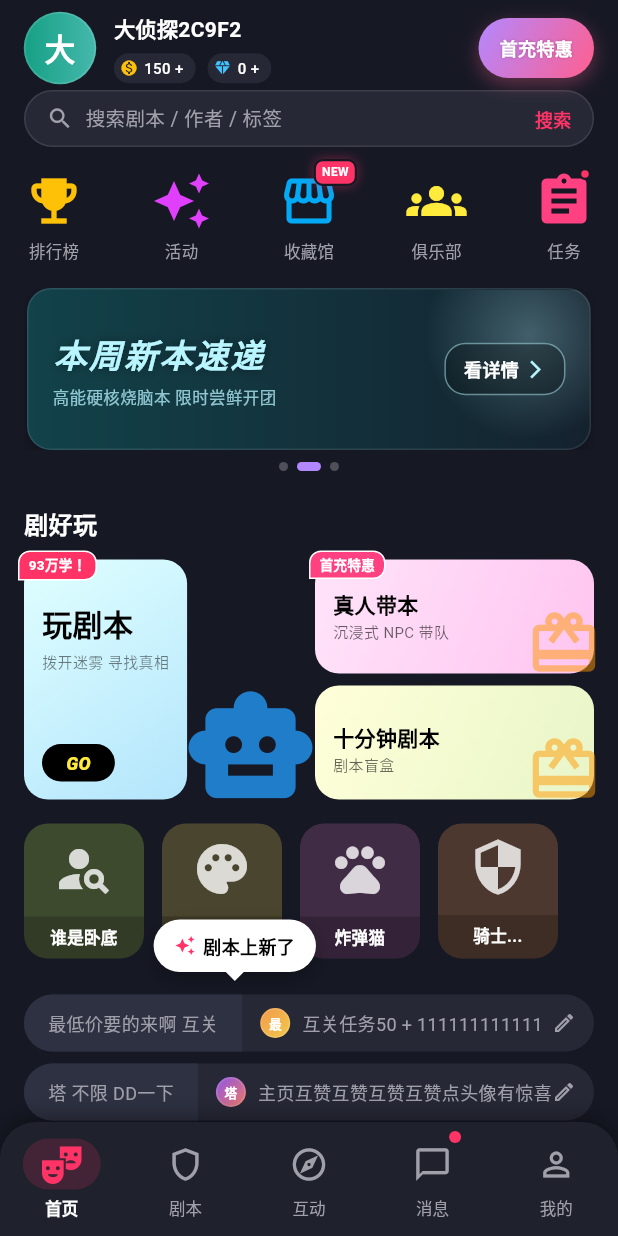
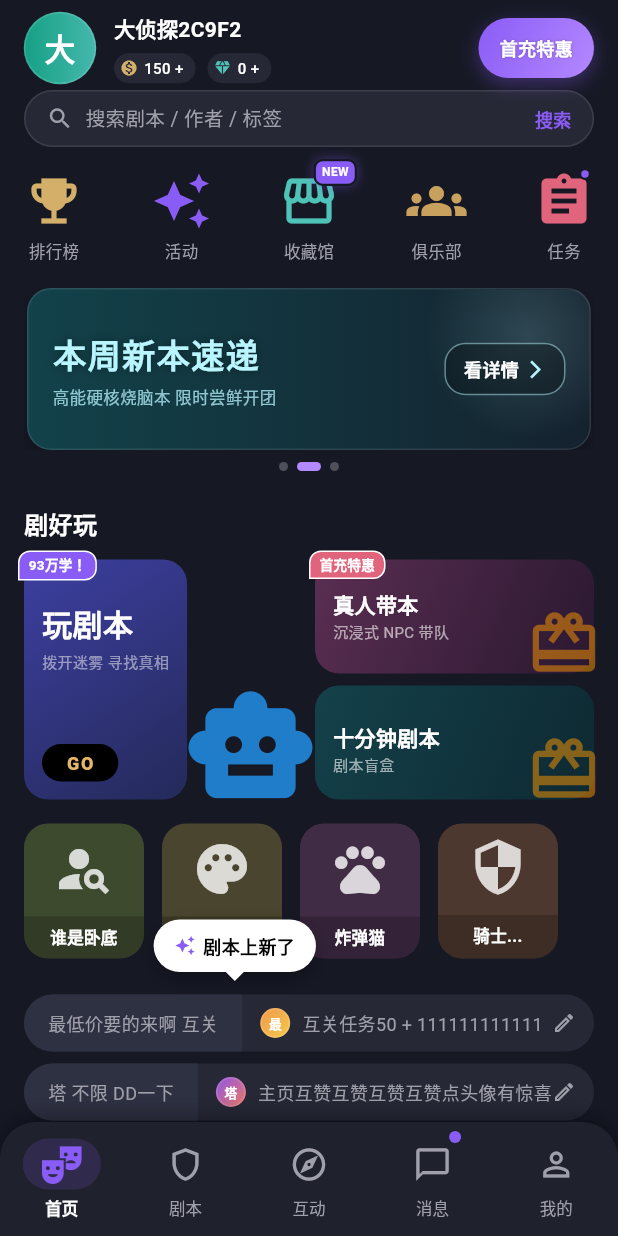
Before and after one commit to zx2121651/jubenshaapp, a Flutter app: the screen it shows after launch, on a phone screen of 412 x 824 dp. Run offline on Flutter 3.47's test engine with Material 3 defaults, Android fonts, the light colour scheme and no system bars; our stand-ins replace flutter_riverpod, go_router.

Commit message:
feat: 剧本杀App UI布局对标
Co-authored-by: traeagent <traeagent@users.noreply.github.com>

```diff
--- a/lib/core/theme/app_theme.dart
+++ b/lib/core/theme/app_theme.dart
@@ -7,27 +7,28 @@ class AppTheme {
   static const Color surfaceContainerLow = Color(0xFF262836);
   static const Color surfaceContainerLowest = Color(0xFF161824);
 
-  static const Color primary = Color(0xFFFF3366);
-  static const Color primaryContainer = Color(0xFFFF7577);
+  // 沉浸暗色体系：暗紫主色 + 暗金加分，替代高饱和玫红，贴近国内剧本杀调性
+  static const Color primary = Color(0xFF8A5CF6); // 暗紫
+  static const Color primaryContainer = Color(0xFFA78BFA); // 柔和紫
 
   static const Color onSurface = Color(0xFFFFFFFF);
   static const Color onSurfaceVariant = Color(0xFFA0A0AA);
 
-  // Card gradients
+  // 运营卡渐变：改为暗色霓虹氛围（原马卡龙亮色过偏美式），配白字/描边
   static const Gradient playScriptGradient = LinearGradient(
-    colors: [Color(0xFFE0FFFF), Color(0xFFB3E5FC)],
+    colors: [Color(0xFF3D3FA0), Color(0xFF242A5A)],
     begin: Alignment.topLeft,
     end: Alignment.bottomRight,
   );
 
   static const Gradient liveActionGradient = LinearGradient(
-    colors: [Color(0xFFFFE4FA), Color(0xFFFFC4F0)],
+    colors: [Color(0xFF5A2E52), Color(0xFF2A1830)],
     begin: Alignment.topLeft,
     end: Alignment.bottomRight,
   );
 
   static const Gradient tenMinScriptGradient = LinearGradient(
-    colors: [Color(0xFFFFFFD9), Color(0xFFE8F5C8)],
+    colors: [Color(0xFF14414A), Color(0xFF0E2932)],
     begin: Alignment.topLeft,
     end: Alignment.bottomRight,
   );
--- a/lib/features/game_room/presentation/clue_board_screen.dart
+++ b/lib/features/game_room/presentation/clue_board_screen.dart
@@ -133,7 +133,7 @@ class _SuspectCard extends StatelessWidget {
             width: 34,
             height: 34,
             decoration: const BoxDecoration(
-              color: Color(0xFFB388FF),
+              color: Color(0xFFA78BFA),
               shape: BoxShape.circle,
             ),
             child: Center(
--- a/lib/features/game_room/widgets/game_bottom_bar.dart
+++ b/lib/features/game_room/widgets/game_bottom_bar.dart
@@ -25,7 +25,7 @@ class GameBottomBar extends StatelessWidget {
             _buildActionItem(Icons.mic_none, '语音', Colors.amber),
             _buildActionItem(Icons.description_outlined, '剧本', Colors.white),
             _buildActionItem(Icons.hub_outlined, '线索', Colors.white),
-            _buildActionItem(Icons.card_giftcard, '礼物', Colors.pinkAccent),
+            _buildActionItem(Icons.card_giftcard, '礼物', const Color(0xFFE0647C)),
             _buildActionItem(Icons.lightbulb_outline, '技能', Colors.white),
             _buildActionItem(Icons.edit_note_outlined, '笔记', Colors.white),
           ],
--- a/lib/features/game_room/widgets/game_chat_overlay.dart
+++ b/lib/features/game_room/widgets/game_chat_overlay.dart
@@ -29,7 +29,7 @@ class GameChatOverlay extends StatelessWidget {
                 SizedBox(width: 4),
                 Text(
                   '草莓甜心派 ',
-                  style: TextStyle(color: Colors.pinkAccent, fontSize: 12),
+                  style: TextStyle(color: Color(0xFFE0647C), fontSize: 12),
                 ),
                 Text(
                   '公开了线索',
@@ -53,11 +53,11 @@ class GameChatOverlay extends StatelessWidget {
             offset: Offset(0, 10),
             child: Row(
               children: [
-                Icon(Icons.face, color: Colors.pinkAccent, size: 14),
+                Icon(Icons.face, color: Color(0xFFE0647C), size: 14),
                 SizedBox(width: 4),
                 Text(
                   '草莓甜心派: ',
-                  style: TextStyle(color: Colors.pinkAccent, fontSize: 12),
+                  style: TextStyle(color: Color(0xFFE0647C), fontSize: 12),
                 ),
                 Expanded(
                   child: Text(
--- a/lib/features/home/widgets/home_banner.dart
+++ b/lib/features/home/widgets/home_banner.dart
@@ -116,7 +116,7 @@ class _HomeBannerState extends State<HomeBanner> {
                 height: 6,
                 decoration: BoxDecoration(
                   color: _current == i
-                      ? const Color(0xFFB388FF)
+                      ? const Color(0xFFB488FF)
                       : Colors.white24,
                   borderRadius: BorderRadius.circular(3),
                 ),
@@ -164,7 +164,7 @@ class _BannerCard extends StatelessWidget {
                 shape: BoxShape.circle,
                 gradient: RadialGradient(
                   colors: [
-                    slide.accent.withValues(alpha: 0.28),
+                    slide.accent.withValues(alpha: 0.16),
                     slide.accent.withValues(alpha: 0.0),
                   ],
                 ),
@@ -186,9 +186,8 @@ class _BannerCard extends StatelessWidget {
                         style: TextStyle(
                           color: slide.accent,
                           fontSize: 22,
-                          fontWeight: FontWeight.w900,
-                          fontStyle: FontStyle.italic,
-                          letterSpacing: 1.5,
+                          fontWeight: FontWeight.w800,
+                          letterSpacing: 1,
                           shadows: [
                             Shadow(color: Colors.black38, blurRadius: 8),
                           ],
--- a/lib/features/home/widgets/home_feature_icons.dart
+++ b/lib/features/home/widgets/home_feature_icons.dart
@@ -8,11 +8,11 @@ class HomeFeatureIcons extends StatelessWidget {
   const HomeFeatureIcons({super.key});
 
   static const List<Map<String, dynamic>> items = [
-    {'icon': Icons.emoji_events, 'label': '排行榜', 'color': Colors.amber, 'badge': null},
-    {'icon': Icons.auto_awesome, 'label': '活动', 'color': Colors.purpleAccent, 'badge': null},
-    {'icon': Icons.storefront, 'label': '收藏馆', 'color': Colors.lightBlue, 'badge': 'NEW'},
-    {'icon': Icons.groups, 'label': '俱乐部', 'color': Colors.yellow, 'badge': null},
-    {'icon': Icons.assignment, 'label': '任务', 'color': Colors.pinkAccent, 'badge': 'DOT'},
+    {'icon': Icons.emoji_events, 'label': '排行榜', 'color': Color(0xFFD4AF6A), 'badge': null},
+    {'icon': Icons.auto_awesome, 'label': '活动', 'color': Color(0xFF8A5CF6), 'badge': null},
+    {'icon': Icons.storefront, 'label': '收藏馆', 'color': Color(0xFF4FC3B7), 'badge': 'NEW'},
+    {'icon': Icons.groups, 'label': '俱乐部', 'color': Color(0xFFC9A15E), 'badge': null},
+    {'icon': Icons.assignment, 'label': '任务', 'color': Color(0xFFE0647C), 'badge': 'DOT'},
   ];
 
   @override
--- a/lib/features/home/widgets/home_feed_list.dart
+++ b/lib/features/home/widgets/home_feed_list.dart
@@ -63,7 +63,7 @@ class HomeFeedList extends StatelessWidget {
                             padding: EdgeInsets.only(right: 4),
                             child: Icon(
                               Icons.favorite,
-                              color: Colors.pinkAccent,
+                              color: Color(0xFFE0647C),
                               size: 14,
                             ),
                           ),
--- a/lib/features/home/widgets/home_play_section.dart
+++ b/lib/features/home/widgets/home_play_section.dart
@@ -37,7 +37,7 @@ class HomePlaySection extends StatelessWidget {
                     subtitle: '拨开迷雾 寻找真相',
                     badge: '93万学！',
                     gradient: AppTheme.playScriptGradient,
-                    textColor: Colors.black,
+                    textColor: Colors.white,
                   ),
                 ),
                 const SizedBox(width: UIConstants.spacingSm),
@@ -51,8 +51,8 @@ class HomePlaySection extends StatelessWidget {
                           subtitle: '沉浸式 NPC 带队',
                           badge: '首充特惠',
                           gradient: AppTheme.liveActionGradient,
-                          textColor: Colors.black,
-                          badgeColor: Colors.pinkAccent,
+                          textColor: Colors.white,
+                          badgeColor: const Color(0xFFE0647C),
                         ),
                       ),
                       const SizedBox(height: UIConstants.spacingSm),
@@ -61,7 +61,7 @@ class HomePlaySection extends StatelessWidget {
                           title: '十分钟剧本',
                           subtitle: '剧本盲盒',
                           gradient: AppTheme.tenMinScriptGradient,
-                          textColor: Colors.black,
+                          textColor: Colors.white,
                           badgeColor: null,
                         ),
                       ),
@@ -128,10 +128,10 @@ class HomePlaySection extends StatelessWidget {
                   child: const Text(
                     'GO',
                     style: TextStyle(
-                      color: Colors.yellow,
+                      color: Color(0xFFE6B866),
                       fontSize: 12,
                       fontWeight: FontWeight.w900,
-                      fontStyle: FontStyle.italic,
+                      letterSpacing: 1.2,
                     ),
                   ),
                 ),
--- a/lib/features/home/widgets/home_profile_header.dart
+++ b/lib/features/home/widgets/home_profile_header.dart
@@ -44,13 +44,13 @@ class HomeProfileHeader extends StatelessWidget {
                   children: [
                     _buildCurrencyBadge(
                       Icons.monetization_on,
-                      Colors.amber,
+                      const Color(0xFFD4AF6A),
                       '150',
                     ),
                     const SizedBox(width: UIConstants.spacingSm),
                     _buildCurrencyBadge(
                       Icons.diamond,
-                      Colors.lightBlueAccent,
+                      const Color(0xFF4FC3B7),
                       '0',
                     ),
                   ],
@@ -67,14 +67,14 @@ class HomeProfileHeader extends StatelessWidget {
               padding: const EdgeInsets.symmetric(horizontal: 14),
               decoration: BoxDecoration(
                 gradient: const LinearGradient(
-                  colors: [Color(0xFFB388FF), Color(0xFFFF5F8F)],
+                  colors: [Color(0xFF8A5CF6), Color(0xFFB488FF)],
                   begin: Alignment.topLeft,
                   end: Alignment.bottomRight,
                 ),
                 borderRadius: BorderRadius.circular(20),
                 boxShadow: [
                   BoxShadow(
-                    color: const Color(0xFFFF5F8F).withValues(alpha: 0.35),
+                    color: const Color(0xFF8A5CF6).withValues(alpha: 0.35),
                     blurRadius: 10,
                     offset: const Offset(0, 4),
                   ),
--- a/lib/features/rooms/presentation/rooms_screen.dart
+++ b/lib/features/rooms/presentation/rooms_screen.dart
@@ -219,14 +219,14 @@ class _ScriptCard extends StatelessWidget {
                       ),
                       const Icon(
                         Icons.star_rounded,
-                        color: Color(0xFFFFC24B),
+                        color: Color(0xFFD4AF6A),
                         size: 16,
                       ),
                       const SizedBox(width: 3),
                       Text(
                         _score(s),
                         style: const TextStyle(
-                          color: Color(0xFFFFC24B),
+                          color: Color(0xFFD4AF6A),
                           fontSize: 12,
                           fontWeight: FontWeight.w700,
                         ),
--- a/lib/features/scripts/presentation/script_detail_screen.dart
+++ b/lib/features/scripts/presentation/script_detail_screen.dart
@@ -277,14 +277,14 @@ class ScriptDetailScreen extends ConsumerWidget {
               height: 48,
               decoration: BoxDecoration(
                 gradient: const LinearGradient(
-                  colors: [Color(0xFFB388FF), Color(0xFFFF5F8F)],
+                  colors: [Color(0xFF8A5CF6), Color(0xFFB488FF)],
                   begin: Alignment.centerLeft,
                   end: Alignment.centerRight,
                 ),
                 borderRadius: BorderRadius.circular(24),
                 boxShadow: [
                   BoxShadow(
-                    color: const Color(0xFFFF5F8F).withValues(alpha: 0.35),
+                    color: const Color(0xFF8A5CF6).withValues(alpha: 0.35),
                     blurRadius: 12,
                     offset: const Offset(0, 4),
                   ),
@@ -392,7 +392,7 @@ class _Price extends StatelessWidget {
         Text(
           '${30 + script.id.hashCode.abs() % 50}',
           style: const TextStyle(
-            color: Color(0xFFFF8A5C),
+            color: Color(0xFFD4AF6A),
             fontSize: 16,
             fontWeight: FontWeight.w800,
           ),
```
Also changed, not shown: lib/features/profile/presentation/profile_screen.dart (+8 -8 lines).
